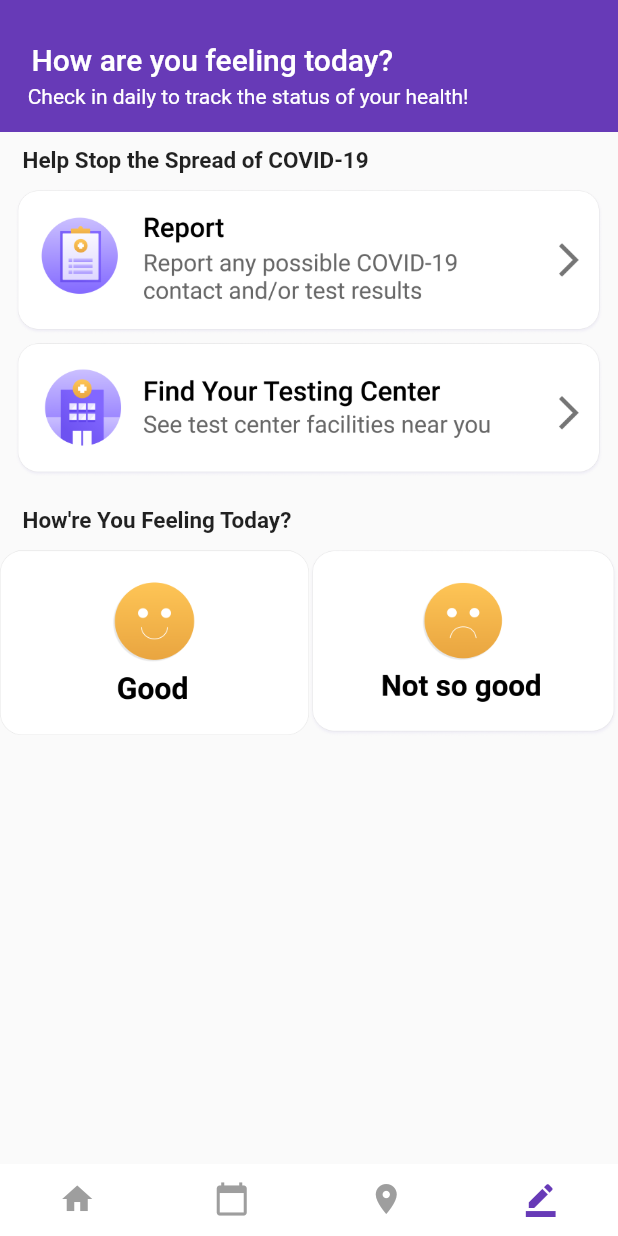
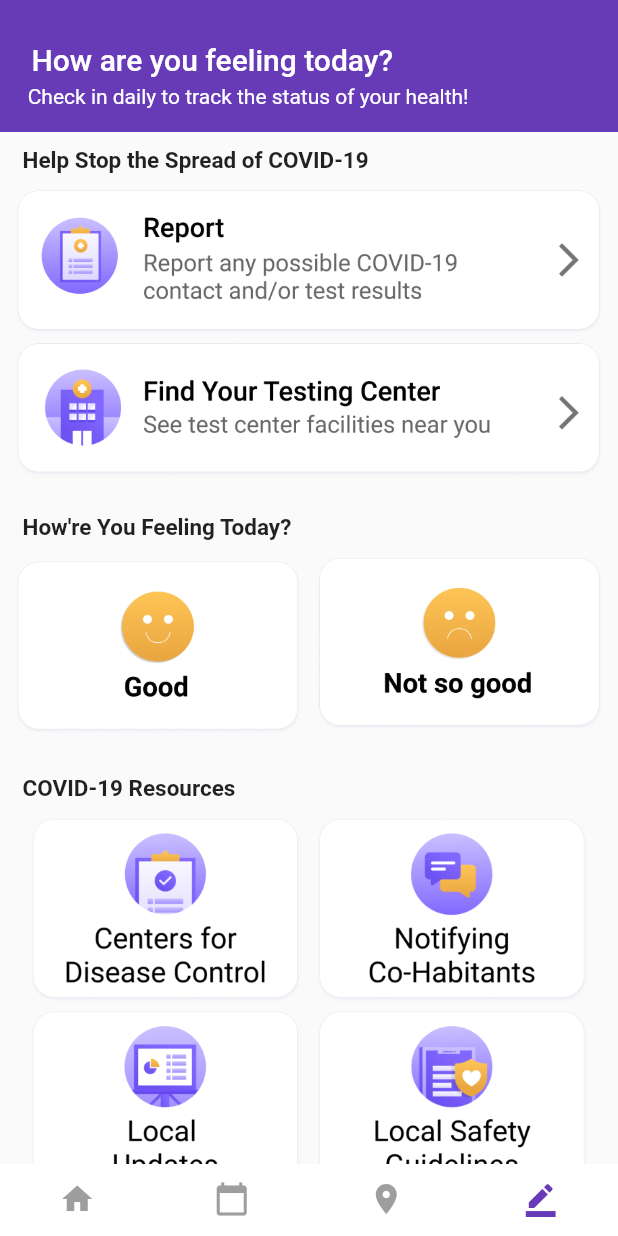
Before and after one commit to mskeyashah/COVID_Trace, a Flutter app: the screen it shows after launch, item 4 of the bottom bar chosen, on a phone screen of 412 x 824 dp. Run offline on Flutter 3.47's test engine with Material 2 defaults, Android fonts, the phone set to English and light mode, and no system bars; our stand-ins replace flutter_spinkit, geolocator, rflutter_alert; missing offline and left inert: giffy_dialog.

Commit message:
page before survey

```diff
--- a/lib/entersurvey.dart
+++ b/lib/entersurvey.dart
@@ -5,16 +5,12 @@
 import 'package:flutter/cupertino.dart';
 import 'package:intl/intl.dart';
 
-
 class EnterSurvey extends StatefulWidget {
-
   @override
   _EnterSurveyState createState() => _EnterSurveyState();
 }
 
 class _EnterSurveyState extends State<EnterSurvey> {
-
-
   @override
   Widget build(BuildContext context) {
     return Scaffold(
@@ -69,13 +65,13 @@
                 child: Image.asset('images/Report.png'),
               ),
               SizedBox(height: 5.0),
-              //This button doesn't need to be working
               FlatButton(
                 onPressed: () {},
                 padding: EdgeInsets.fromLTRB(10.0, 0, 10.0, 0),
                 child: Image.asset('images/TestingCenter.png'),
               ),
-              SizedBox(height: 20.0),
+              //Mood
+              SizedBox(height: 25.0),
               Align(
                 alignment: Alignment.centerLeft,
                 child: Padding(
@@ -91,10 +87,140 @@
               Row(
                 mainAxisAlignment: MainAxisAlignment.spaceEvenly,
                 children: [
-                  Expanded(child: Image.asset('images/Happy.png')),
-                  Expanded(child: Image.asset('images/SadFace.png')),
+                  Expanded(
+                    child: FlatButton(
+                      onPressed: () {},
+                      padding: EdgeInsets.fromLTRB(10.0, 0, 5.0, 0),
+                      child: Image.asset('images/HappyFace.png'),
+                    ),
+                  ),
+                  Expanded(
+                    child: FlatButton(
+                      onPressed: () {},
+                      padding: EdgeInsets.fromLTRB(5.0, 0, 10.0, 5),
+                      child: Image.asset('images/SadFace.png'),
+                    ),
+                  ),
                 ],
               ),
+              //Covid Resources
+              SizedBox(height: 25.0),
+              Align(
+                alignment: Alignment.centerLeft,
+                child: Padding(
+                  padding: EdgeInsets.fromLTRB(15, 0, 0, 0),
+                  child: Text(
+                    "COVID-19 Resources",
+                    style:
+                        TextStyle(fontWeight: FontWeight.bold, fontSize: 15.0),
+                  ),
+                ),
+              ),
+              SizedBox(height: 10),
+              Row(
+                mainAxisAlignment: MainAxisAlignment.spaceEvenly,
+                children: [
+                  Expanded(
+                    child: FlatButton(
+                      onPressed: () {},
+                      padding: EdgeInsets.fromLTRB(20.0, 0, 5.0, 5),
+                      child: Image.asset('images/CDC.png'),
+                    ),
+                  ),
+                  Expanded(
+                    child: FlatButton(
+                      onPressed: () {},
+                      padding: EdgeInsets.fromLTRB(5.0, 0, 20.0, 5),
+                      child: Image.asset('images/Notifying.png'),
+                    ),
+                  ),
+                ],
+              ),
+              Row(
+                mainAxisAlignment: MainAxisAlignment.spaceEvenly,
+                children: [
+                  Expanded(
+                    child: FlatButton(
+                      onPressed: () {},
+                      padding: EdgeInsets.fromLTRB(20.0, 0, 5.0, 0),
+                      child: Image.asset('images/LocalUpdates.png'),
+                    ),
+                  ),
+                  Expanded(
+                    child: FlatButton(
+                      onPressed: () {},
+                      padding: EdgeInsets.fromLTRB(5.0, 0, 20.0, 0),
+                      child: Image.asset('images/SafetyGuidelines.png'),
+                    ),
+                  ),
+                ],
+              ),
+              //Prevention Tips
+              SizedBox(height: 25.0),
+              Align(
+                alignment: Alignment.centerLeft,
+                child: Padding(
+                  padding: EdgeInsets.fromLTRB(15, 0, 0, 0),
+                  child: Text(
+                    "Quick Prevention Tips",
+                    style:
+                        TextStyle(fontWeight: FontWeight.bold, fontSize: 15.0),
+                  ),
+                ),
+              ),
+              SizedBox(height: 10),
+              Row(
+                mainAxisAlignment: MainAxisAlignment.spaceEvenly,
+                children: [
+                  Expanded(
+                    child: Image.asset('images/sixfeetdistance.png',
+                        height: 75, width: 75),
+                  ),
+                  Expanded(
+                    child: Image.asset('images/facecover.png',
+                        height: 75, width: 75),
+                  ),
+                  Expanded(
+                    child: Image.asset('images/washhands.png',
+                        height: 75, width: 75),
+                  ),
+                ],
+              ),
+              Row(mainAxisAlignment: MainAxisAlignment.spaceAround, children: [
+                Text(
+                  'Social',
+                  style:
+                      TextStyle(fontWeight: FontWeight.normal, fontSize: 15.0),
+                ),
+                Text(
+                  'Wear A',
+                  style:
+                      TextStyle(fontWeight: FontWeight.normal, fontSize: 15.0),
+                ),
+                Text(
+                  'Wash Your',
+                  style:
+                      TextStyle(fontWeight: FontWeight.normal, fontSize: 15.0),
+                ),
+              ]),
+              Row(mainAxisAlignment: MainAxisAlignment.spaceAround, children: [
+                Text(
+                  'Distance',
+                  style:
+                      TextStyle(fontWeight: FontWeight.normal, fontSize: 15.0),
+                ),
+                Text(
+                  'Mask',
+                  style:
+                      TextStyle(fontWeight: FontWeight.normal, fontSize: 15.0),
+                ),
+                Text(
+                  'Hands',
+                  style:
+                      TextStyle(fontWeight: FontWeight.normal, fontSize: 15.0),
+                ),
+              ]),
+              SizedBox(height: 30.0),
             ],
           ),
         ));
```
Also changed, not shown: images/CDC.png (added), images/Happy.png (deleted), images/HappyFace.png (added), images/LocalUpdates.png (added), images/Notifying.png (added), images/SafetyGuidelines.png (added), images/facecover.png (added), images/sixfeetdistance.png (added), images/washhands.png (added), pubspec.lock.
